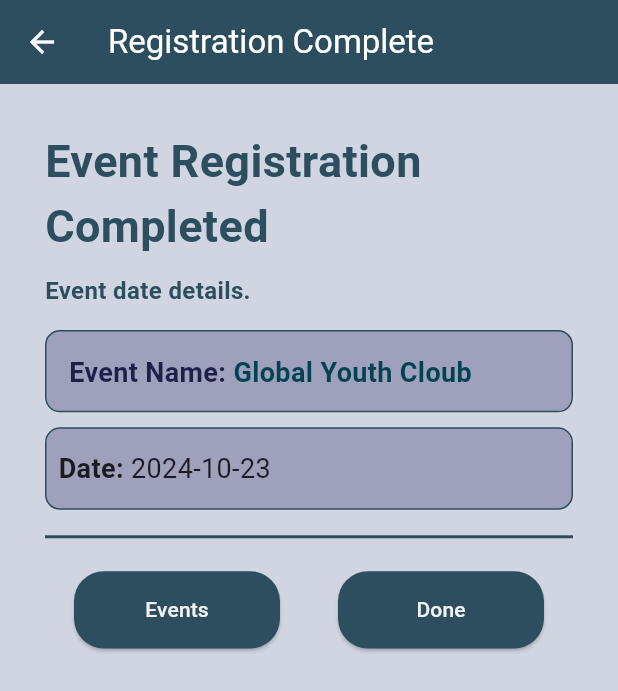
After one commit to sobin1796/Event-Registration-app, a Flutter app: the Succesfullregistration screen opened directly, on a phone screen of 412 x 824 dp. The commit adds this screen. Shown: the top 691 px of the screen. Run offline on Flutter 3.47's test engine with Material 3 defaults, Android fonts, the light colour scheme and no system bars; our stand-ins replace image_picker.

Commit message:
completed page is updated

```diff
--- /dev/null
+++ b/lib/model/Eventmodel.dart
@@ -0,0 +1,15 @@
+class User {
+  final String eventsname;
+  final String dateandtime;
+  final String thumbnail;
+  final String description;
+  final String organizer;
+
+  User({
+    required this.thumbnail,
+    required this.dateandtime,
+    required this.eventsname,
+    required this.description,
+    required this.organizer,
+  });
+}
--- /dev/null
+++ b/lib/view/SuccesFullRegistration.dart
@@ -0,0 +1,163 @@
+import 'package:flutter/material.dart';
+import 'package:provider/provider.dart';
+import 'package:registration_app/resources/components/color.dart';
+import 'package:registration_app/resources/components/commoncomponent.dart';
+import 'package:registration_app/resources/components/textStyle.dart';
+import 'package:registration_app/view/Eventlist.dart';
+import 'package:registration_app/view_model/notifier.dart';
+
+class Succesfullregistration extends StatelessWidget {
+  const Succesfullregistration({super.key});
+
+  @override
+  Widget build(BuildContext context) {
+    final provider = Provider.of<RegistrationProvider>(context);
+
+    return Scaffold(
+      appBar: AppBar(
+        iconTheme: const IconThemeData(color: Colors.white),
+        backgroundColor: elementcolor,
+        title: const Text(
+          'Registration Complete',
+          style: TextStyle(color: Colors.white),
+        ),
+      ),
+      body: Container(
+        color: themecolor,
+        padding: const EdgeInsets.all(30),
+        child: Column(
+          children: [
+            const Align(
+              alignment: Alignment.centerLeft,
+              child: Text(
+                'Event Registration Completed',
+                style: TextStyle(
+                  color: Color.fromARGB(255, 44, 78, 94),
+                  fontSize: 30,
+                  fontWeight: FontWeight.bold,
+                ),
+              ),
+            ),
+            const SizedBox(height: 10),
+            Align(
+              alignment: Alignment.centerLeft,
+              child: subtext(name: 'Event date details.'),
+            ),
+            SizedBox(height: MediaQuery.of(context).size.height / 55),
+            Container(
+              height: MediaQuery.of(context).size.height / 15,
+              width: MediaQuery.of(context).size.width / 1.1,
+              decoration: BoxDecoration(
+                border: Border.all(color: elementcolor),
+                borderRadius: BorderRadius.circular(10),
+                color: const Color.fromARGB(255, 159, 161, 188),
+              ),
+              padding: const EdgeInsets.all(15),
+              child: Row(
+                children: [
+                  const Text(
+                    "Event Name: ",
+                    style: TextStyle(
+                      fontSize: 18,
+                      fontWeight: FontWeight.bold,
+                      color: Color.fromARGB(255, 29, 32, 74),
+                    ),
+                  ),
+                  Text(
+                    provider.selectedEvent ?? "Global Youth Cloub",
+                    style: const TextStyle(
+                      fontSize: 18,
+                      fontWeight: FontWeight.bold,
+                      color: Color.fromARGB(255, 1, 67, 85),
+                    ),
+                  ),
+                ],
+              ),
+            ),
+            const SizedBox(height: 10),
+            Container(
+              height: MediaQuery.of(context).size.height / 15,
+              width: MediaQuery.of(context).size.width / 1.1,
+              decoration: BoxDecoration(
+                border: Border.all(color: elementcolor),
+                borderRadius: BorderRadius.circular(10),
+                color: const Color.fromARGB(255, 159, 161, 188),
+              ),
+              padding: const EdgeInsets.all(8),
+              child: Row(
+                children: [
+                  const Text(
+                    "Date: ",
+                    style: TextStyle(
+                      fontSize: 18,
+                      fontWeight: FontWeight.bold,
+                    ),
+                  ),
+                  Text(
+                    provider.selectedDate == null
+                        ? "2024-10-23"
+                        : provider.selectedDate!
+                            .toLocal()
+                            .toString()
+                            .split(' ')[0],
+                    style: const TextStyle(
+                      fontSize: 18,
+                    ),
+                  ),
+                ],
+              ),
+            ),
+            const SizedBox(height: 10),
+            const Divider(thickness: 2, color: elementcolor),
+            SizedBox(height: MediaQuery.of(context).size.height / 55),
+            Row(
+              mainAxisAlignment: MainAxisAlignment.spaceAround,
+              children: [
+                botton(
+                  onPressed: () {
+                    Navigator.pushReplacement(
+                      context,
+                      MaterialPageRoute(builder: (context) => Eventlist()),
+                    );
+                  },
+                  name: 'Events',
+                  width: MediaQuery.of(context).size.width / 3,
+                  height: MediaQuery.of(context).size.width / 8,
+                ),
+                botton(
+                  onPressed: () {
+                    _showSnackBar(context, 'Registration Successful');
+                  },
+                  name: 'Done',
+                  width: MediaQuery.of(context).size.width / 3,
+                  height: MediaQuery.of(context).size.width / 8,
+                ),
+              ],
+            ),
+            const SizedBox(height: 10),
+          ],
+        ),
+      ),
+    );
+  }
+
+  void _showSnackBar(BuildContext context, String message) {
+    final snackBar = SnackBar(
+      content: Text(
+        message,
+        style: const TextStyle(
+          color: Colors.white,
+          fontSize: 16,
+        ),
+      ),
+      backgroundColor: const Color.fromARGB(255, 47, 98, 134),
+      shape: RoundedRectangleBorder(
+        borderRadius: BorderRadius.circular(10),
+      ),
+      behavior: SnackBarBehavior.fixed,
+      duration: const Duration(seconds: 3),
+    );
+
+    ScaffoldMessenger.of(context).showSnackBar(snackBar);
+  }
+}
--- a/lib/view_model/notifier.dart
+++ b/lib/view_model/notifier.dart
@@ -1,5 +1,6 @@
 import 'package:flutter/material.dart';
 import 'package:image_picker/image_picker.dart';
+import 'package:registration_app/model/Eventmodel.dart';
 
 class RegistrationProvider extends ChangeNotifier {
   String _name = '';
@@ -39,6 +40,9 @@ class RegistrationProvider extends ChangeNotifier {
   String get comments => _comments;
   String? get selectedEvent => _selectedEvent;
   DateTime? get selectedDate => _selectedDate;
+
+  // Getter to access available events from EventModel
+  List<User> get availableEvents => EventModel().users;
 
   void updateSelectedEvent(String? event) {
     _selectedEvent = event;
@@ -105,31 +109,16 @@ class ProfileProvider with ChangeNotifier {
   }
 }
 
-class User {
-  final String eventsname;
-  final String dateandtime;
-  final String thumbnail;
-  final String description;
-  final String organizer;
-
-  User({
-    required this.thumbnail,
-    required this.dateandtime,
-    required this.eventsname,
-    required this.description,
-    required this.organizer,
-  });
-}
-
 class EventModel extends ChangeNotifier {
-  List<User> _users = [
+  final List<User> _users = [
     User(
       organizer: 'Global Youth Hub',
       thumbnail:
           'https://www.shutterstock.com/shutterstock/photos/2160662015/display_1500/stock-vector-international-youth-day-is-observed-every-year-on-august-the-purpose-of-the-day-is-to-draw-2160662015.jpg',
       dateandtime: '2024-12-10',
       eventsname: 'Youth empowerment Events',
-      description: 'Jeevan Raithis is free events which is going to be held.',
+      description:
+          'Global Youth Hubis free events which is going to be held. Do Not Miss the oppoertuniy. ',
     ),
     User(
       organizer: 'Nec Education society',
```
Also changed, not shown: lib/testpage.dart (deleted, +0 -60 lines), lib/view/registration_page.dart (+12 -5 lines).
